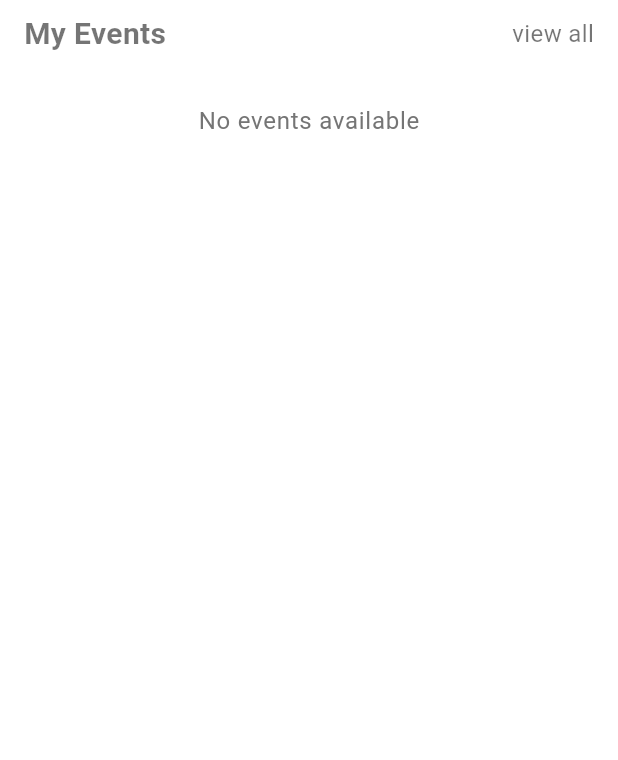
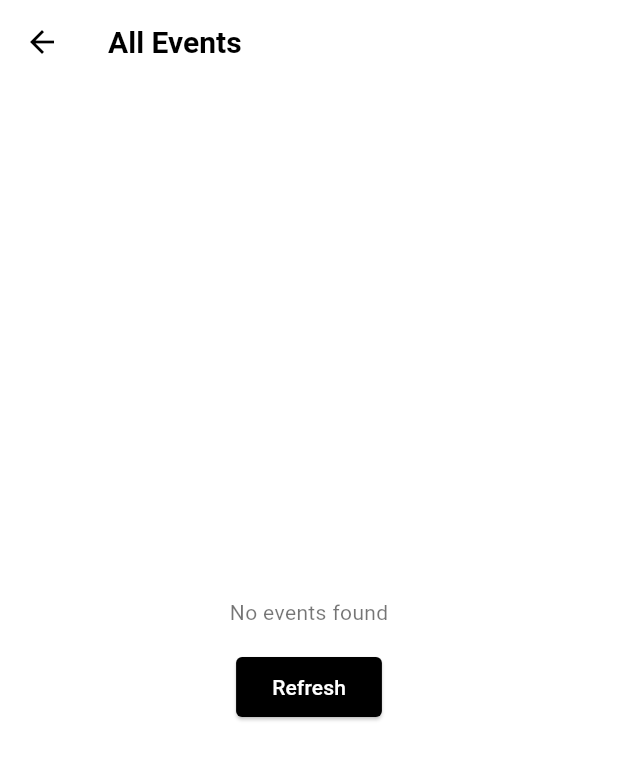
Before and after one commit to BenjaminMwambakulu/event_manager_local, a Flutter app: the OrganiserEventList widget shown alone on an empty page, opened directly, after a tap on "view all", on a phone screen of 412 x 824 dp. Shown: the top 760 px of the screen. Run offline on Flutter 3.47's test engine with Material 3 defaults, Android fonts, the phone set to English and light mode, and no system bars; our stand-ins replace cached_network_image, carousel_slider, image_picker, qr_flutter, shared_preferences, supabase_flutter; accounts and stored records are empty.

Commit message:
fix(profile): update color method and add navigation
- Update color method in edit_profile.dart for consistency
- Add navigation to OrganiserAllEvents screen in organiser_event_list.dart

```diff
--- a/lib/screens/Profiles/edit_profile.dart
+++ b/lib/screens/Profiles/edit_profile.dart
@@ -160,7 +160,7 @@ class _EditProfilePageState extends State<EditProfilePage> {
                       child: Container(
                         decoration: BoxDecoration(
                           shape: BoxShape.circle,
-                          color: Colors.black.withOpacity(0.5),
+                          color: Colors.black.withValues(alpha: 0.5),
                         ),
                         child: IconButton(
                           color: Colors.white,
--- /dev/null
+++ b/lib/screens/Profiles/organiser_all_events.dart
@@ -0,0 +1,202 @@
+import 'package:flutter/material.dart';
+import 'package:supabase_flutter/supabase_flutter.dart';
+import 'package:event_manager_local/models/event_model.dart';
+import 'package:event_manager_local/utils/image_utils.dart';
+
+class OrganiserAllEvents extends StatefulWidget {
+  const OrganiserAllEvents({super.key});
+
+  @override
+  State<OrganiserAllEvents> createState() => _OrganiserAllEventsState();
+}
+
+class _OrganiserAllEventsState extends State<OrganiserAllEvents> {
+  final _supabase = Supabase.instance.client;
+  List<Event> _events = [];
+  bool _loading = false;
+
+  @override
+  void initState() {
+    super.initState();
+    _fetchEvents();
+  }
+
+  Future<void> _fetchEvents() async {
+    setState(() => _loading = true);
+
+    try {
+      final user = _supabase.auth.currentUser;
+      if (user == null) {
+        if (mounted) {
+          ScaffoldMessenger.of(context).showSnackBar(
+            const SnackBar(content: Text("User not authenticated")),
+          );
+        }
+        return;
+      }
+
+      final response = await _supabase
+          .from('events')
+          .select('*, profiles(*), tickets(*), event_categories(category_id)')
+          .eq('organiser_id', user.id)
+          .order('created_at', ascending: false);
+
+      final events = response.map((json) => Event.fromJson(json)).toList();
+      setState(() => _events = events);
+    // ignore: dead_code
+        } on PostgrestException catch (e) {
+      if (mounted) {
+        ScaffoldMessenger.of(context).showSnackBar(
+          SnackBar(content: Text("Database error: ${e.message}")),
+        );
+      }
+    } catch (e) {
+      if (mounted) {
+        ScaffoldMessenger.of(context).showSnackBar(
+          SnackBar(content: Text("Error loading events: $e")),
+        );
+      }
+    } finally {
+      if (mounted) setState(() => _loading = false);
+    }
+  }
+
+  Future<void> _deleteEvent(String eventId) async {
+    try {
+      await _supabase.from('events').delete().eq('id', eventId);
+      setState(() {
+        _events.removeWhere((e) => e.id == eventId);
+      });
+      if (mounted) {
+        ScaffoldMessenger.of(context).showSnackBar(
+          const SnackBar(content: Text("Event deleted")),
+        );
+      }
+    } catch (e) {
+      if (mounted) {
+        ScaffoldMessenger.of(context).showSnackBar(
+          SnackBar(content: Text("Delete failed: $e")),
+        );
+      }
+    }
+  }
+
+  @override
+  Widget build(BuildContext context) {
+    return Scaffold(
+      appBar: AppBar(title: const Text('All Events')),
+      body: _loading
+          ? const Center(child: CircularProgressIndicator())
+          : _events.isEmpty
+              ? Center(
+                  child: Column(
+                    mainAxisAlignment: MainAxisAlignment.center,
+                    children: [
+                      const Text("No events found"),
+                      const SizedBox(height: 16),
+                      ElevatedButton(
+                        onPressed: _fetchEvents,
+                        child: const Text("Refresh"),
+                      ),
+                    ],
+                  ),
+                )
+              : ListView.builder(
+                  itemCount: _events.length,
+                  itemBuilder: (context, index) =>
+                      _buildEventCard(_events[index]),
+                ),
+    );
+  }
+
+  Widget _buildEventCard(Event event) {
+    final minPrice = event.tickets.isNotEmpty
+        ? event.tickets.map((t) => t.price).reduce((a, b) => a < b ? a : b)
+        : 0.0;
+    final maxPrice = event.tickets.isNotEmpty
+        ? event.tickets.map((t) => t.price).reduce((a, b) => a > b ? a : b)
+        : 0.0;
+
+    return Card(
+      margin: const EdgeInsets.symmetric(horizontal: 12, vertical: 8),
+      shape: RoundedRectangleBorder(borderRadius: BorderRadius.circular(12)),
+      child: Column(
+        crossAxisAlignment: CrossAxisAlignment.start,
+        children: [
+          // Banner
+          ClipRRect(
+            borderRadius: const BorderRadius.vertical(top: Radius.circular(12)),
+            child: Image(
+              image:
+                  ImageUtils.cachedNetworkImageProvider(event.bannerUrl) ??
+                      const AssetImage('assets/default_banner.png')
+                          as ImageProvider,
+              height: 200,
+              width: double.infinity,
+              fit: BoxFit.cover,
+            ),
+          ),
+          // Details
+          Padding(
+            padding: const EdgeInsets.all(12),
+            child: Column(
+              crossAxisAlignment: CrossAxisAlignment.start,
+              children: [
+                Text(
+                  event.title,
+                  style: const TextStyle(
+                    fontSize: 18,
+                    fontWeight: FontWeight.bold,
+                  ),
+                ),
+                const SizedBox(height: 4),
+                Text(
+                  "${event.startDateTime.toLocal()} - ${event.endDateTime.toLocal()}",
+                  style: TextStyle(color: Colors.grey[600], fontSize: 13),
+                ),
+                const SizedBox(height: 4),
+                if (event.tickets.isNotEmpty)
+                  Text(
+                    "Tickets: \$$minPrice - \$$maxPrice",
+                    style: const TextStyle(color: Colors.black87),
+                  ),
+                const SizedBox(height: 8),
+                Text(
+                  "Total attendees: (todo)", // placeholder
+                  style: TextStyle(color: Colors.grey[700]),
+                ),
+                Text(
+                  "Total check-ins: (todo)",
+                  style: TextStyle(color: Colors.grey[700]),
+                ),
+                const SizedBox(height: 12),
+                // Actions
+                Row(
+                  mainAxisAlignment: MainAxisAlignment.end,
+                  children: [
+                    TextButton(
+                      onPressed: () {
+                        // TODO: navigate to attendees page
+                      },
+                      child: const Text("View attendees"),
+                    ),
+                    TextButton(
+                      onPressed: () {
+                        // TODO: navigate to edit event page
+                      },
+                      child: const Text("Edit"),
+                    ),
+                    IconButton(
+                      icon: const Icon(Icons.delete, color: Colors.red),
+                      onPressed: () => _deleteEvent(event.id),
+                    ),
+                  ],
+                ),
+              ],
+            ),
+          ),
+        ],
+      ),
+    );
+  }
+}
--- a/lib/screens/Profiles/organiser_event_list.dart
+++ b/lib/screens/Profiles/organiser_event_list.dart
@@ -1,4 +1,5 @@
 import 'package:event_manager_local/models/event_model.dart';
+import 'package:event_manager_local/screens/Profiles/organiser_all_events.dart';
 import 'package:event_manager_local/services/organiser_service.dart';
 import 'package:event_manager_local/widgets/event_list_tiles.dart';
 import 'package:flutter/material.dart';
@@ -51,7 +52,14 @@ class _OrganiserEventListState extends State<OrganiserEventList> {
                   ),
                   Spacer(),
                   InkWell(
-                    onTap: () {},
+                    onTap: () {
+                      Navigator.push(
+                        context,
+                        MaterialPageRoute(
+                          builder: (context) => OrganiserAllEvents(),
+                        ),
+                      );
+                    },
                     child: Text("view all", style: TextStyle(fontSize: 16)),
                   ),
                 ],
```
